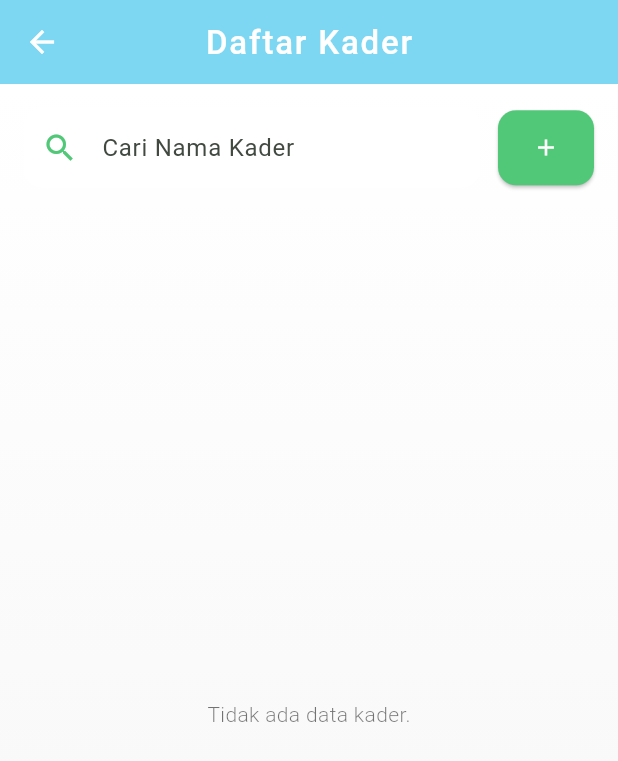
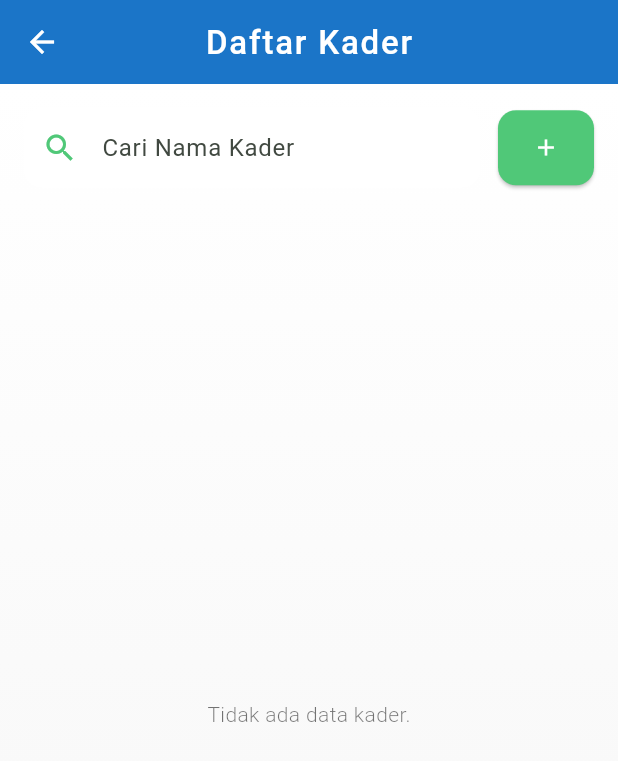
Before and after one commit to para-pencari-duid/E-assesment-Kader, a Flutter app: the ListKaderPage screen opened by its route, on a phone screen of 412 x 824 dp. Shown: the top 761 px of the screen. Run offline on Flutter 3.47's test engine with Material 3 defaults, Android fonts, the phone set to English and light mode, and no system bars; our stand-ins replace go_router, google_fonts, shared_preferences; accounts and stored records are empty.

Commit message:
ui: redesign list kader

```diff
--- a/lib/pages/list_kader_page.dart
+++ b/lib/pages/list_kader_page.dart
@@ -39,7 +39,7 @@ class _ListKaderPageState extends State<ListKaderPage> {
       appBar: AppBar(
         title: const Text("Daftar Kader", style: TextStyle(color: Colors.white)),
         centerTitle: true,
-        backgroundColor: AppColors.blue300.color,
+        backgroundColor: Colors.blue.shade700,
         elevation: 2,
         iconTheme: const IconThemeData(color: Colors.white),
       ),
@@ -49,7 +49,7 @@ class _ListKaderPageState extends State<ListKaderPage> {
           gradient: LinearGradient(
             begin: Alignment.topCenter,
             end: Alignment.bottomCenter,
-            colors: [Colors.white, Color(0xFFF5F5F5)],
+            colors: [Color.fromARGB(255, 255, 255, 255), Color(0xFFF5F5F5)],
           ),
         ),
         child: Column(
```
